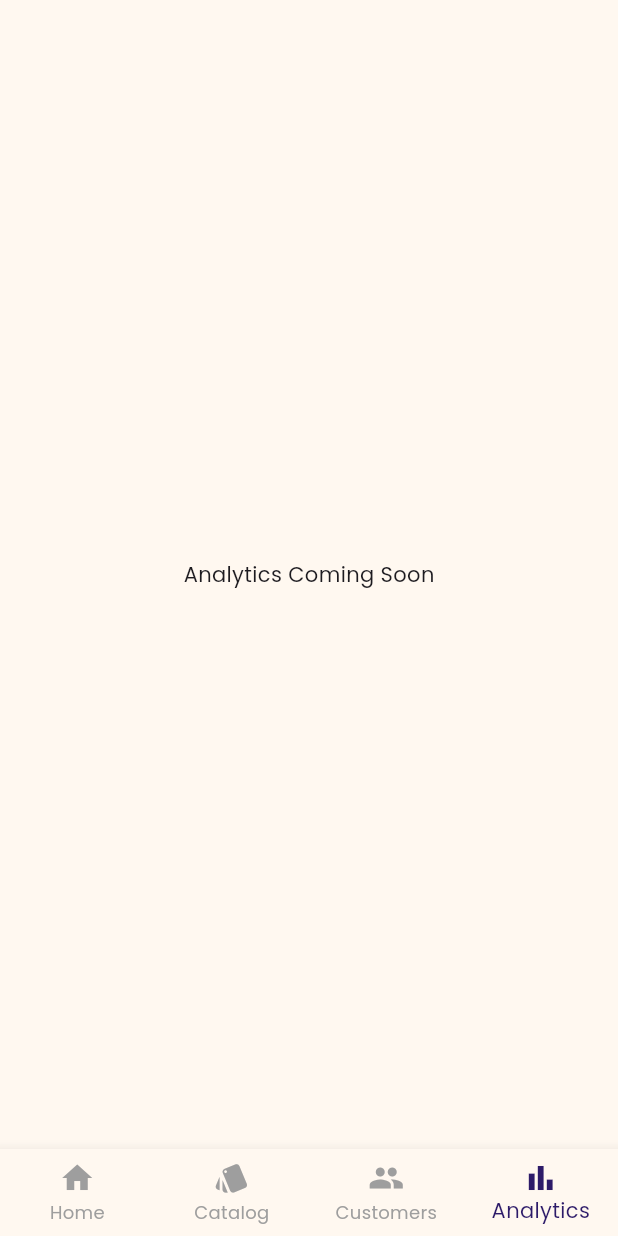
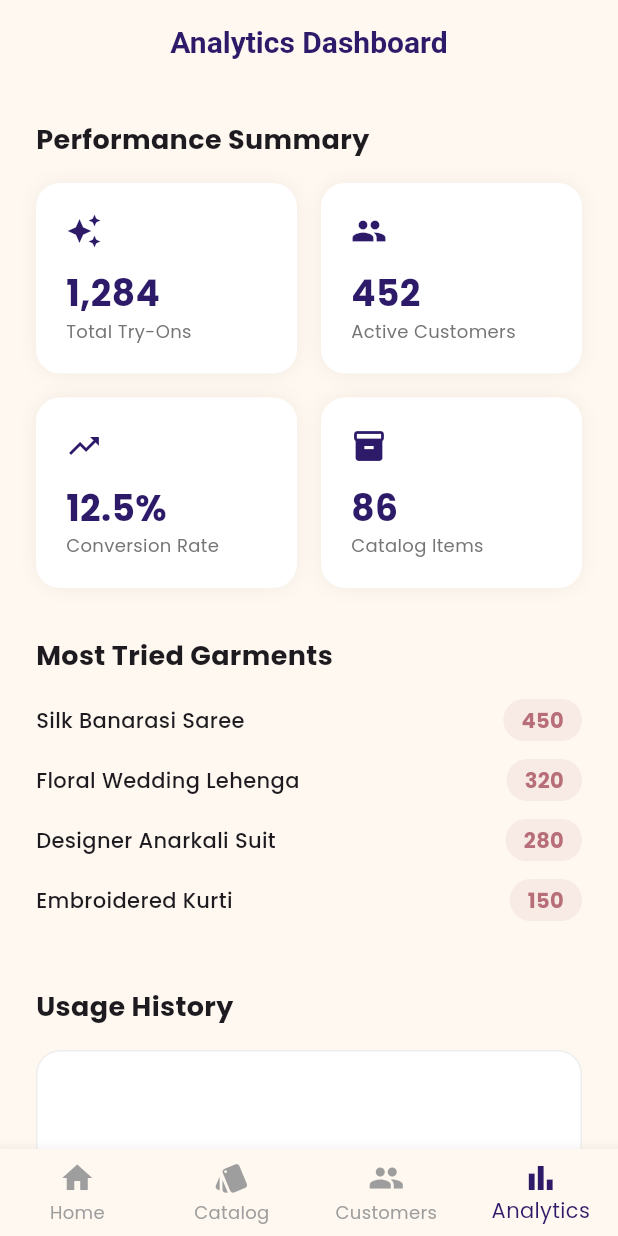
Before and after one commit to devbhatia38/kapda-ai, a Flutter app: the HomeScreen screen opened directly, item 4 of the bottom bar chosen, on a phone screen of 412 x 824 dp. Run offline on Flutter 3.47's test engine with Material 3 defaults, Android fonts, the phone set to English and light mode, and no system bars; our stand-ins replace cached_network_image, flutter_spinkit, google_fonts, image_picker, supabase_flutter; accounts and stored records are empty.

Commit message:
Final polish: Added Analytics, Settings, Comparison, and enhanced Marketing Site

```diff
--- /dev/null
+++ b/app/lib/screens/analytics/analytics_screen.dart
@@ -0,0 +1,97 @@
+import 'package:flutter/material.dart';
+import '../../theme.dart';
+
+class AnalyticsScreen extends StatelessWidget {
+  const AnalyticsScreen({super.key});
+
+  @override
+  Widget build(BuildContext context) {
+    return Scaffold(
+      appBar: AppBar(title: const Text('Analytics Dashboard')),
+      body: SingleChildScrollView(
+        padding: const EdgeInsets.all(24),
+        child: Column(
+          crossAxisAlignment: CrossAxisAlignment.start,
+          children: [
+            const Text('Performance Summary', style: TextStyle(fontSize: 18, fontWeight: FontWeight.bold)),
+            const SizedBox(height: 16),
+            Row(
+              children: [
+                _buildStatCard('Total Try-Ons', '1,284', Icons.auto_awesome),
+                const SizedBox(width: 16),
+                _buildStatCard('Active Customers', '452', Icons.people),
+              ],
+            ),
+            const SizedBox(height: 16),
+            Row(
+              children: [
+                _buildStatCard('Conversion Rate', '12.5%', Icons.trending_up),
+                const SizedBox(width: 16),
+                _buildStatCard('Catalog Items', '86', Icons.inventory_2),
+              ],
+            ),
+            const SizedBox(height: 32),
+            const Text('Most Tried Garments', style: TextStyle(fontSize: 18, fontWeight: FontWeight.bold)),
+            const SizedBox(height: 16),
+            _buildGarmentStat('Silk Banarasi Saree', 450),
+            _buildGarmentStat('Floral Wedding Lehenga', 320),
+            _buildGarmentStat('Designer Anarkali Suit', 280),
+            _buildGarmentStat('Embroidered Kurti', 150),
+            const SizedBox(height: 32),
+            const Text('Usage History', style: TextStyle(fontSize: 18, fontWeight: FontWeight.bold)),
+            const SizedBox(height: 16),
+            Container(
+              height: 200,
+              width: double.infinity,
+              decoration: BoxDecoration(
+                color: Colors.white,
+                borderRadius: BorderRadius.circular(16),
+                border: Border.all(color: Colors.grey[200]!),
+              ),
+              child: const Center(child: Text('Weekly Activity Chart (Placeholder)')),
+            ),
+          ],
+        ),
+      ),
+    );
+  }
+
+  Widget _buildStatCard(String label, String value, IconData icon) {
+    return Expanded(
+      child: Container(
+        padding: const EdgeInsets.all(20),
+        decoration: BoxDecoration(
+          color: Colors.white,
+          borderRadius: BorderRadius.circular(16),
+          boxShadow: [BoxShadow(color: Colors.black.withOpacity(0.05), blurRadius: 10)],
+        ),
+        child: Column(
+          crossAxisAlignment: CrossAxisAlignment.start,
+          children: [
+            Icon(icon, color: AppTheme.primary, size: 24),
+            const SizedBox(height: 12),
+            Text(value, style: const TextStyle(fontSize: 24, fontWeight: FontWeight.bold, color: AppTheme.primary)),
+            Text(label, style: TextStyle(fontSize: 12, color: Colors.grey[600])),
+          ],
+        ),
+      ),
+    );
+  }
+
+  Widget _buildGarmentStat(String name, int count) {
+    return Padding(
+      padding: const EdgeInsets.only(bottom: 12),
+      child: Row(
+        children: [
+          Expanded(child: Text(name, style: const TextStyle(fontWeight: FontWeight.w500))),
+          const SizedBox(width: 8),
+          Container(
+            padding: const EdgeInsets.symmetric(horizontal: 12, vertical: 4),
+            decoration: BoxDecoration(color: AppTheme.accent.withOpacity(0.1), borderRadius: BorderRadius.circular(20)),
+            child: Text('$count', style: const TextStyle(color: AppTheme.accent, fontWeight: FontWeight.bold)),
+          ),
+        ],
+      ),
+    );
+  }
+}
--- a/app/lib/screens/home_screen.dart
+++ b/app/lib/screens/home_screen.dart
@@ -2,6 +2,8 @@ import 'package:flutter/material.dart';
 import '../theme.dart';
 import 'catalog/catalog_screen.dart';
 import 'customers/customer_list_screen.dart';
+import 'analytics/analytics_screen.dart';
+import 'settings/settings_screen.dart';
 
 class HomeScreen extends StatefulWidget {
   const HomeScreen({super.key});
@@ -17,7 +19,7 @@ class _HomeScreenState extends State<HomeScreen> {
     const HomeDashboard(),
     const CatalogScreen(),
     const CustomerListScreen(),
-    const Center(child: Text('Analytics Coming Soon')),
+    const AnalyticsScreen(),
   ];
 
   @override
@@ -51,7 +53,12 @@ class HomeDashboard extends StatelessWidget {
         title: const Text('Kapda AI'),
         actions: [
           IconButton(onPressed: () {}, icon: const Icon(Icons.notifications_none)),
-          IconButton(onPressed: () {}, icon: const Icon(Icons.person_outline)),
+          IconButton(
+            onPressed: () => Navigator.of(context).push(
+              MaterialPageRoute(builder: (_) => const SettingsScreen()),
+            ),
+            icon: const Icon(Icons.settings_outlined),
+          ),
         ],
       ),
       body: SingleChildScrollView(
--- a/app/lib/screens/tryon/result_screen.dart
+++ b/app/lib/screens/tryon/result_screen.dart
@@ -49,7 +49,7 @@ class ResultScreen extends StatelessWidget {
                 Expanded(
                   child: ElevatedButton.icon(
                     onPressed: () {},
-                    icon: const Icon(Icons.whatsapp),
+                    icon: const Icon(Icons.chat),
                     label: const Text('Share to WhatsApp'),
                     style: ElevatedButton.styleFrom(backgroundColor: const Color(0xFF25D366)),
                   ),
```
Also changed, not shown: app/analysis_options.yaml (added, +28 -0 lines), app/lib/screens/settings/settings_screen.dart (added, +66 -0 lines), app/lib/screens/tryon/comparison_screen.dart (added, +70 -0 lines), app/pubspec.lock (added), 13 other files.
